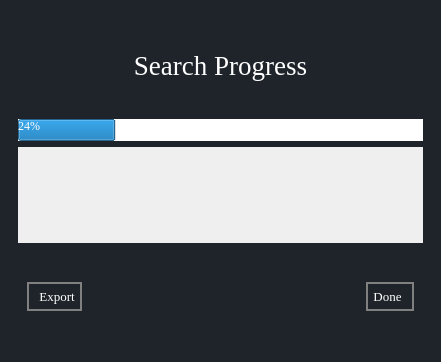
aanushri9/Counter-Harvesting-5.1, file ui/searchProgress.ui: the form before one commit.
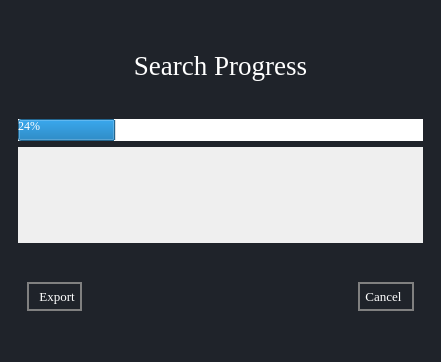
The form after the commit.

The edit to the form file:
```diff
--- a/ui/searchProgress.ui
+++ b/ui/searchProgress.ui
@@ -170,7 +170,7 @@
              <string notr="true">padding-left:5px;</string>
             </property>
             <property name="text">
-             <string>Done</string>
+             <string>Cancel</string>
             </property>
            </widget>
           </item>
```
Left out of the diff: 4 changed lines with no effect on the pictures.
